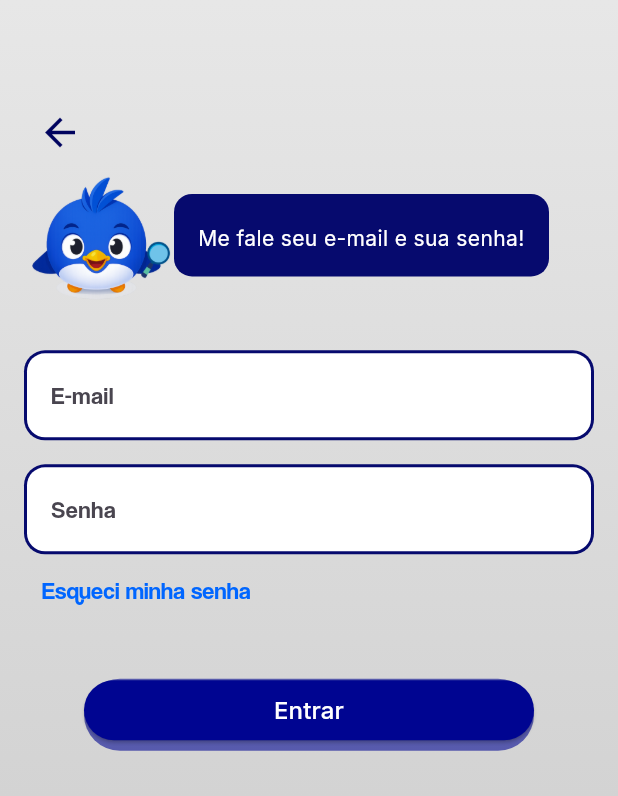
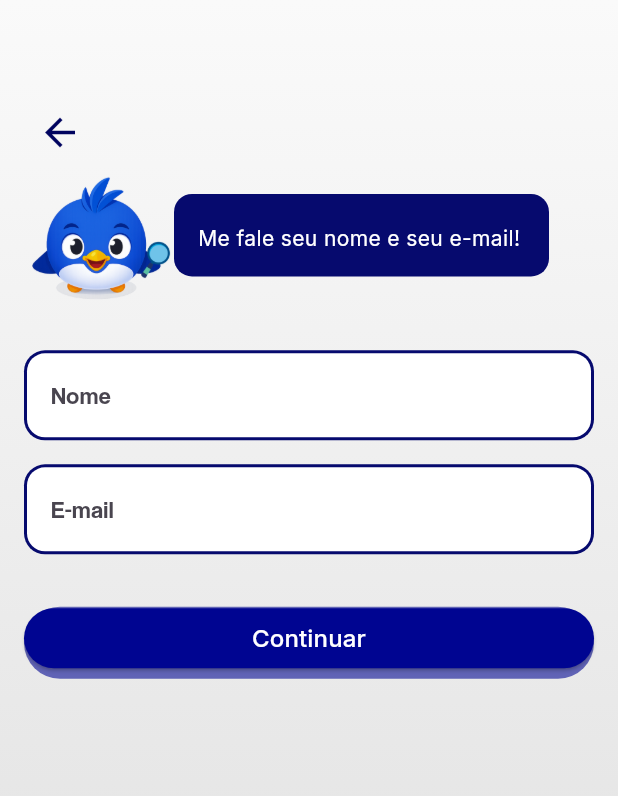
Before and after one commit to Eric-Nogueira/Luso, a Flutter app: the screen it shows after launch, after a tap on "Quero me cadastrar", on a phone screen of 412 x 824 dp. Shown: the top 796 px of the screen. Run offline on Flutter 3.47's test engine with Material 3 defaults, Android fonts, the light colour scheme and no system bars.

Commit message:
Páginas de cadastro e Esqueci Minha Senha

```diff
--- a/lib/AppWidget.dart
+++ b/lib/AppWidget.dart
@@ -4,6 +4,8 @@ import 'package:luso/pages/HomePage.dart';
 import 'package:luso/pages/SplashScreen.dart';
 import 'package:luso/pages/login/Login.dart';
 import 'package:luso/pages/login/ForgetPassword.dart';
+import 'package:luso/pages/signin/SignIn.dart';
+import 'package:luso/pages/signin/SetPassword.dart';
 
 class MyApp extends StatelessWidget {
   const MyApp({super.key});
@@ -23,6 +25,8 @@ class MyApp extends StatelessWidget {
         '/home': (context) => const HomePage(),
         '/login': (context) => const LoginPage(),
         '/forget_password': (context) => const ForgetPasswordPage(),
+        '/signin': (context) => const SigninPage(),
+        '/set_password': (context) => const SetPasswordPage(),
       },
     );
   }
--- a/lib/pages/PresentationPage.dart
+++ b/lib/pages/PresentationPage.dart
@@ -54,12 +54,12 @@ class _PresentationPageState extends State<PresentationPage> {
                 mainAxisSize: MainAxisSize.min,
                 children: [
                   assets.elbutton('Quero me cadastrar', () {
-                    Navigator.pushReplacementNamed(context, '/login');
-                  }, const Color.fromARGB(255, 0, 8, 239)),
+                    Navigator.pushReplacementNamed(context, '/signin');
+                  }, const Color.fromARGB(255, 0, 8, 239), 300),
 
                   assets.elbutton('Já tenho uma conta', () {
                     Navigator.pushReplacementNamed(context, '/login');
-                  }, const Color.fromARGB(255, 4, 10, 183)),
+                  }, const Color.fromARGB(255, 4, 10, 183), 300),
                   SizedBox(height: 24),
                 ],
               ),
--- a/lib/pages/login/Login.dart
+++ b/lib/pages/login/Login.dart
@@ -51,6 +51,7 @@ class LoginPage extends StatelessWidget {
                     // Lógica de login aqui
                   },
                   const Color.fromARGB(255, 0, 5, 145),
+                  400,
                 ),
               ],
             ),
--- /dev/null
+++ b/lib/pages/signin/SignIn.dart
@@ -0,0 +1,165 @@
+import 'package:flutter/material.dart';
+import 'package:luso/widgets/GlobalAssets.dart';
+
+class SigninPage extends StatefulWidget {
+  const SigninPage({super.key});
+  static const _emailHint = 'E-mail';
+  static const _nameHint = 'Nome';
+  static const _speechText = 'Me fale seu nome e seu e-mail!';
+  static const _backIconColor = Color.fromARGB(255, 0, 3, 95);
+  static const _containerColor = Color.fromARGB(255, 6, 10, 110);
+  static const _speechStyle = TextStyle(
+    fontSize: 14,
+    fontFamily: 'Inter',
+    color: Colors.white,
+    decoration: TextDecoration.none,
+  );
+
+  @override
+  State<SigninPage> createState() => _SigninPageState();
+}
+
+class _SigninPageState extends State<SigninPage> {
+  @override
+  Widget build(BuildContext context) {
+    return Scaffold(
+      backgroundColor: Colors.transparent, // Para o fundo do Stack aparecer
+      body: Stack(
+        children: [
+          Assets().background(),
+          Padding(
+            padding: const EdgeInsets.only(top: 64.0, left: 16.0, right: 16.0),
+            child: Column(
+              mainAxisSize: MainAxisSize.min,
+              children: [
+                Align(
+                  alignment: Alignment.topLeft,
+                  child: IconButton(
+                    icon: const Icon(
+                      Icons.arrow_back,
+                      size: 30,
+                      color: SigninPage._backIconColor,
+                    ),
+                    onPressed: () {
+                      Navigator.pushReplacementNamed(context, '/presentation');
+                    },
+                  ),
+                ),
+                const _SpeechBubbleRow(),
+                const SizedBox(height: 32),
+                const _LoginForm(),
+                const SizedBox(height: 32),
+                Assets().elbutton(
+                  'Continuar',
+                  () {
+                    // Lógica de login aqui
+                    Navigator.pushReplacementNamed(context, '/set_password');
+                  },
+                  const Color.fromARGB(255, 0, 5, 145),
+                  400,
+                ),
+              ],
+            ),
+          ),
+        ],
+      ),
+    );
+  }
+}
+
+class _SpeechBubbleRow extends StatelessWidget {
+  const _SpeechBubbleRow();
+
+  @override
+  Widget build(BuildContext context) {
+    return Row(
+      children: [
+        Image.asset(
+          'assets/img/mascotevars/mascote_search.png',
+          fit: BoxFit.fitWidth,
+          width: 100,
+        ),
+        Container(
+          width: 250,
+          height: 55,
+          decoration: BoxDecoration(
+            color: SigninPage._containerColor,
+            borderRadius: BorderRadius.circular(12),
+          ),
+          child: const Padding(
+            padding: EdgeInsets.only(top: 20.0, left: 16.0),
+            child: Text(SigninPage._speechText, style: SigninPage._speechStyle),
+          ),
+        ),
+      ],
+    );
+  }
+}
+
+class _LoginForm extends StatelessWidget {
+  const _LoginForm();
+
+  @override
+  Widget build(BuildContext context) {
+    return Column(
+      mainAxisSize: MainAxisSize.min,
+      children: const [
+        _NameTextField(),
+        SizedBox(height: 16),
+        _EmailTextField()
+      ],
+    );
+  }
+}
+
+class _EmailTextField extends StatelessWidget {
+  const _EmailTextField();
+
+  @override
+  Widget build(BuildContext context) {
+    return Container(
+      padding: const EdgeInsets.all(2.0),
+      decoration: BoxDecoration(
+        color: const Color.fromARGB(255, 6, 10, 110),
+        borderRadius: BorderRadius.circular(14),
+      ),
+      child: TextField(
+        decoration: InputDecoration(
+          filled: true,
+          fillColor: Colors.white,
+          hintText: SigninPage._emailHint,
+          border: OutlineInputBorder(
+            borderRadius: BorderRadius.circular(12),
+            borderSide: BorderSide.none,
+          ),
+        ),
+      ),
+    );
+  }
+}
+
+class _NameTextField extends StatelessWidget {
+  const _NameTextField();
+
+  @override
+  Widget build(BuildContext context) {
+    return Container(
+      padding: const EdgeInsets.all(2.0),
+      decoration: BoxDecoration(
+        color: const Color.fromARGB(255, 6, 10, 110),
+        borderRadius: BorderRadius.circular(14),
+      ),
+      child: TextField(
+        decoration: InputDecoration(
+          filled: true,
+          fillColor: Colors.white,
+          hintText: SigninPage._nameHint,
+          border: OutlineInputBorder(
+            borderRadius: BorderRadius.circular(12),
+            borderSide: BorderSide.none,
+          ),
+        ),
+      ),
+    );
+  }
+}
--- a/lib/widgets/GlobalAssets.dart
+++ b/lib/widgets/GlobalAssets.dart
@@ -24,8 +24,8 @@ class Assets {
               begin: Alignment.topCenter,
               end: Alignment.bottomCenter,
               colors: [
-                Color.fromARGB(255, 231, 231, 231),
-                Color.fromARGB(255, 200, 200, 200),
+                Color.fromARGB(255, 250, 250, 250),
+                Color.fromARGB(255, 220, 220, 220),
               ],
             ),
           ),
@@ -34,7 +34,7 @@ class Assets {
     );
   }
 
-  Widget elbutton(String text, VoidCallback onPressed, Color bgColor) {
+  Widget elbutton(String text, VoidCallback onPressed, Color bgColor, int width) {
     return Container(
       decoration: BoxDecoration(
         borderRadius: BorderRadius.circular(30),
@@ -46,7 +46,7 @@ class Assets {
           ),
         ],
       ),
-      width: 300,
+      width: width.isNaN ? 300 : width.toDouble()+10,
       child: ElevatedButton(
         onPressed: onPressed,
         style: ElevatedButton.styleFrom(
@@ -56,7 +56,7 @@ class Assets {
           ),
         ),
         child: SizedBox(
-          width: 300,
+          width: width.isNaN ? 300 : width.toDouble()+10,
           child: Text(
             text,
             textAlign: TextAlign.center,
```
Also changed, not shown: lib/pages/login/ForgetPassword.dart (+112 -12 lines), lib/pages/signin/SetPassword.dart (added, +166 -0 lines).
